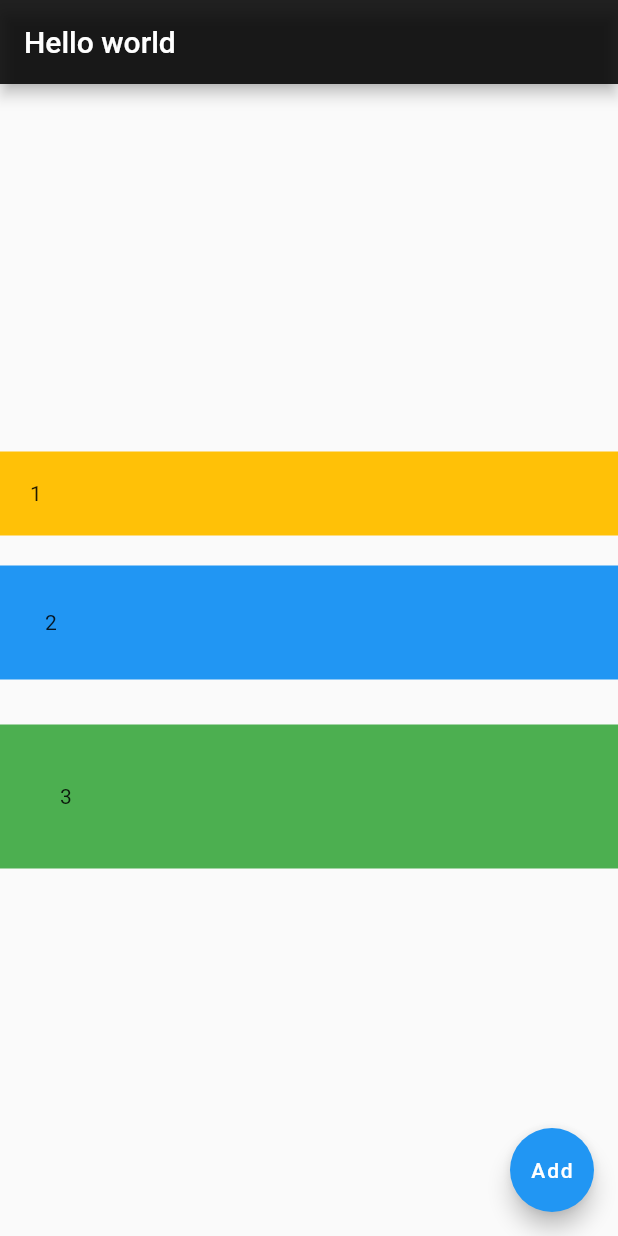
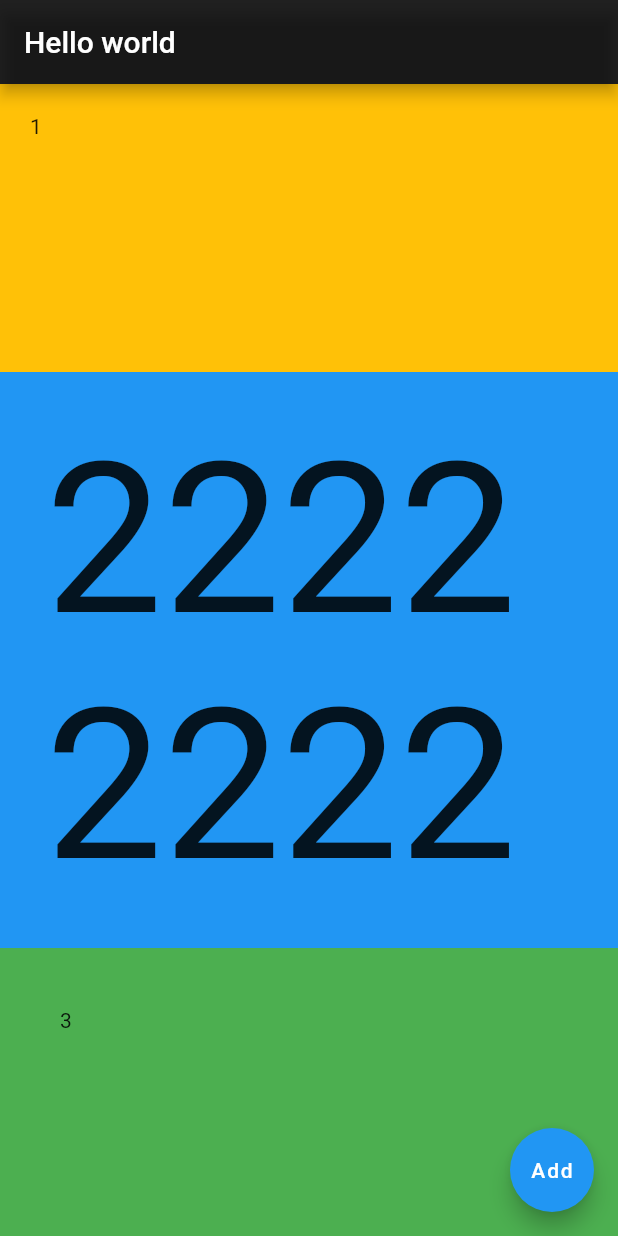
Before and after one commit to laulim/my-flutter-app, a Flutter app: the screen it shows after launch, on a phone screen of 412 x 824 dp. Run offline on Flutter 3.47's test engine with Material 2 defaults, Android fonts, the phone set to English and light mode, and no system bars.

Commit message:
T - Expanded

```diff
--- a/lib/main.dart
+++ b/lib/main.dart
@@ -29,22 +29,27 @@ class FlutterTutApp extends StatelessWidget {
           mainAxisAlignment: MainAxisAlignment.center,
           crossAxisAlignment: CrossAxisAlignment.stretch,
           children: [
-            Container(
+            Expanded(
+              child: Container(
                 color: Colors.amber,
                 padding: EdgeInsets.all(20),
                 child: Text('1'),
               ),
-            SizedBox(height: 20),
-            Container(
+            ),
+            Expanded(
+              flex: 2,
+              child: Container(
                 color: Colors.blue,
                 padding: EdgeInsets.all(30),
-              child: Text('2'),
+                child: Text('22222222222222', style: TextStyle(fontSize: 140),),
               ),
-            SizedBox(height: 30),
-            Container(
+            ),
+            Expanded(
+              child: Container(
                 color: Colors.green,
                 padding: EdgeInsets.all(40),
                 child: Text('3'),
+              ),
             ),
           ],
         ),
```
Lines whose indentation alone changed are shown as unchanged.
